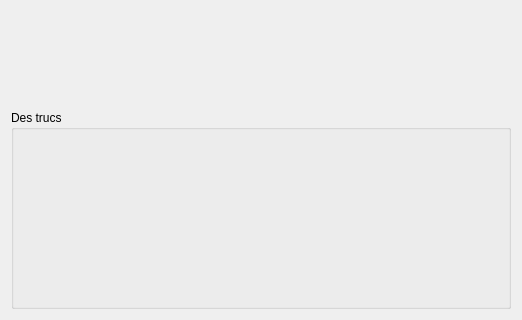
Before: the Qt Designer form CMainWindow.ui in clebail/ia, drawn with Qt 5; both pictures show x 0 to 522 and y 407 to 727 of the 522 by 727 pixel window.
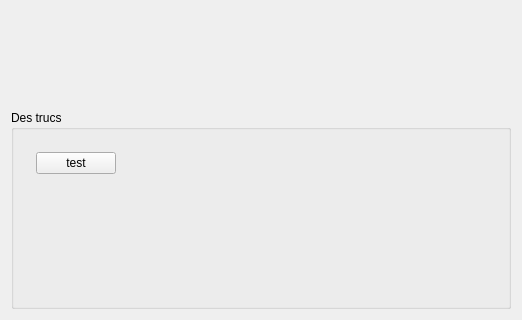
After: the same form once the commit is applied. Custom widgets are drawn as their Qt base class.

Diff of the .ui file:
```diff
--- a/CMainWindow.ui
+++ b/CMainWindow.ui
@@ -36,6 +36,47 @@
       <property name="title">
        <string>Des trucs</string>
       </property>
+      <layout class="QVBoxLayout" name="verticalLayout_2">
+       <item>
+        <widget class="QWidget" name="widget" native="true">
+         <layout class="QHBoxLayout" name="horizontalLayout">
+          <item>
+           <widget class="QPushButton" name="pbTest">
+            <property name="text">
+             <string>test</string>
+            </property>
+           </widget>
+          </item>
+          <item>
+           <spacer name="horizontalSpacer">
+            <property name="orientation">
+             <enum>Qt::Horizontal</enum>
+            </property>
+            <property name="sizeHint" stdset="0">
+             <size>
+              <width>40</width>
+              <height>20</height>
+             </size>
+            </property>
+           </spacer>
+          </item>
+         </layout>
+        </widget>
+       </item>
+       <item>
+        <spacer name="verticalSpacer">
+         <property name="orientation">
+          <enum>Qt::Vertical</enum>
+         </property>
+         <property name="sizeHint" stdset="0">
+          <size>
+           <width>20</width>
+           <height>40</height>
+          </size>
+         </property>
+        </spacer>
+       </item>
+      </layout>
      </widget>
     </item>
    </layout>
```
